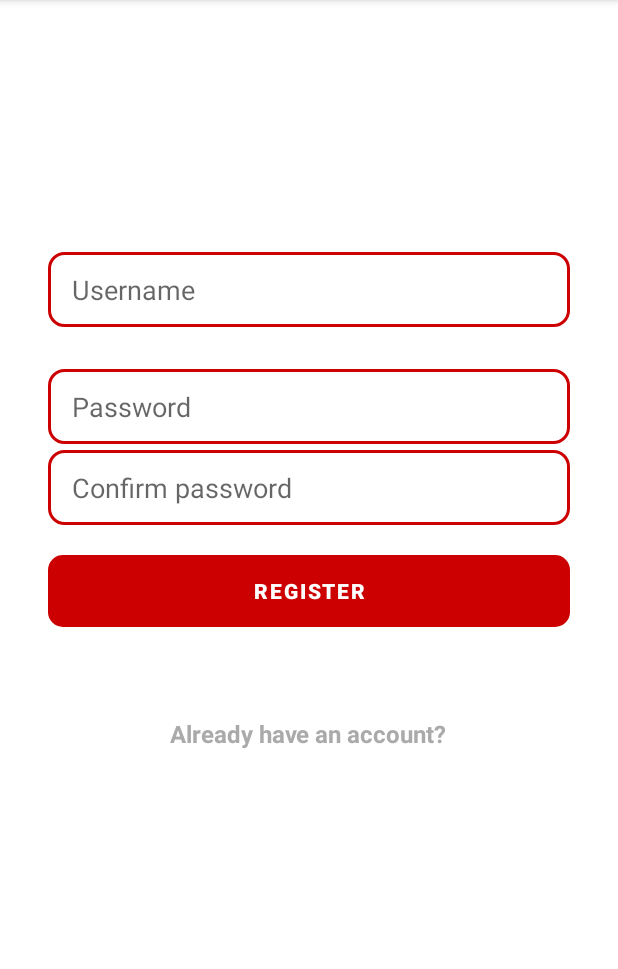
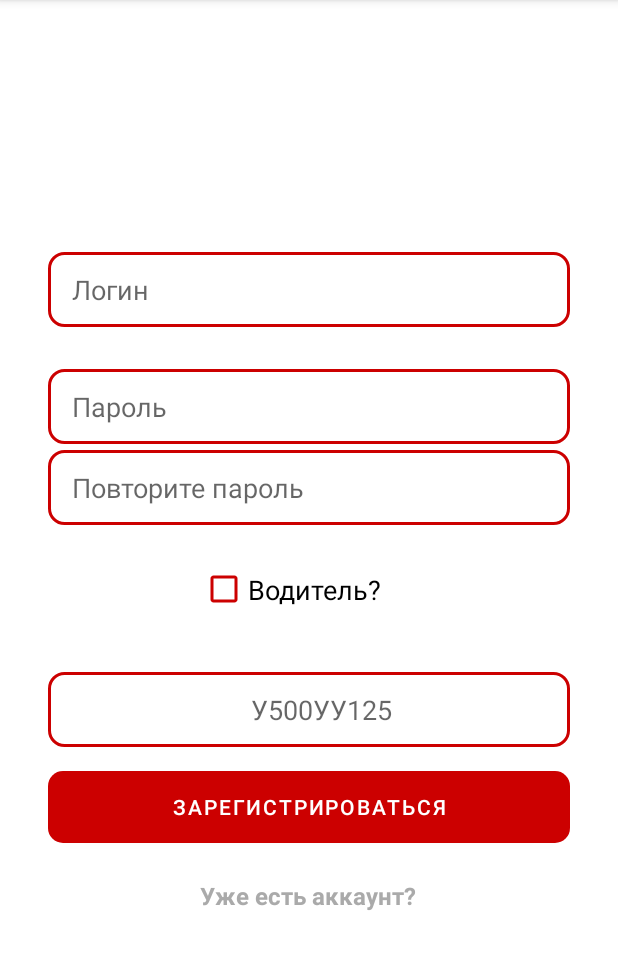
Before and after one commit to diplom-dvfu/road-chat-mobileapp, an Android app: the RegistrationActivity screen opened directly, with no data from a screen before it, on a phone screen of 412 x 824 dp, the part 84-1053 px from its top. Run offline under Robolectric (Android 15) with nearby library versions, the phone set to English and light mode, and no system bars.

Commit message:
update login, register layout

```diff
--- a/app/build.gradle
+++ b/app/build.gradle
@@ -9,7 +9,7 @@ android {
 
     defaultConfig {
         applicationId "com.example.roadchat"
-        minSdkVersion 16
+        minSdkVersion 21
         targetSdkVersion 30
         versionCode 1
         versionName "1.0"
--- a/app/src/main/res/layout/activity_registration.xml
+++ b/app/src/main/res/layout/activity_registration.xml
@@ -17,7 +17,7 @@
         android:layout_marginRight="32dp"
         android:background="@drawable/rounded_edittext_register_login"
         android:ems="10"
-        android:hint="Username"
+        android:hint="Логин"
         android:inputType="textPersonName"
         android:paddingLeft="16dp"
         app:layout_constraintEnd_toEndOf="parent"
@@ -34,16 +34,16 @@
         android:layout_marginTop="24dp"
         android:layout_marginEnd="8dp"
         android:layout_marginRight="8dp"
-        android:text="Already have an account?"
+        android:text="Уже есть аккаунт?"
         android:textColor="@android:color/darker_gray"
         android:textSize="16sp"
         android:textStyle="bold"
         app:layout_constraintBottom_toBottomOf="parent"
         app:layout_constraintEnd_toEndOf="@+id/register_button_register"
-        app:layout_constraintHorizontal_bias="0.496"
+        app:layout_constraintHorizontal_bias="0.497"
         app:layout_constraintStart_toStartOf="@+id/register_button_register"
         app:layout_constraintTop_toBottomOf="@+id/register_button_register"
-        app:layout_constraintVertical_bias="0.118" />
+        app:layout_constraintVertical_bias="0.0" />
 
     <EditText
         android:id="@+id/password_edittext_register"
@@ -52,7 +52,7 @@
         android:layout_marginTop="28dp"
         android:background="@drawable/rounded_edittext_register_login"
         android:ems="10"
-        android:hint="Password"
+        android:hint="Пароль"
         android:inputType="textPassword"
         android:paddingLeft="16dp"
         app:layout_constraintEnd_toEndOf="@+id/username_edittext_register"
@@ -67,7 +67,7 @@
         android:layout_marginTop="4dp"
         android:background="@drawable/rounded_edittext_register_login"
         android:ems="10"
-        android:hint="Confirm password"
+        android:hint="Повторите пароль"
         android:inputType="textPassword"
         android:paddingLeft="16dp"
         app:layout_constraintEnd_toEndOf="@+id/password_edittext_register"
@@ -79,15 +79,48 @@
         android:id="@+id/register_button_register"
         android:layout_width="0dp"
         android:layout_height="wrap_content"
-        android:layout_marginTop="20dp"
+        android:layout_marginTop="164dp"
         android:background="@drawable/rounded_button"
-        android:text="Register"
+        android:text="Зарегистрироваться"
         android:textColor="@android:color/white"
-        android:textStyle="bold"
+        android:textStyle=""
         app:layout_constraintEnd_toEndOf="@+id/password_confirm_edittext_register"
         app:layout_constraintHorizontal_bias="0.0"
         app:layout_constraintStart_toStartOf="@+id/password_confirm_edittext_register"
         app:layout_constraintTop_toBottomOf="@+id/password_confirm_edittext_register" />
 
+    <CheckBox
+        android:id="@+id/checkBox"
+        android:layout_width="143dp"
+        android:layout_height="62dp"
+        android:buttonTint="@android:color/holo_red_dark"
+        android:text="Водитель?"
+        android:textSize="18sp"
+        app:layout_constraintBottom_toTopOf="@+id/register_button_register"
+        app:layout_constraintEnd_toEndOf="parent"
+        app:layout_constraintHorizontal_bias="0.496"
+        app:layout_constraintStart_toStartOf="parent"
+        app:layout_constraintTop_toBottomOf="@+id/password_confirm_edittext_register"
+        app:layout_constraintVertical_bias="0.117" />
+
+    <EditText
+        android:id="@+id/plate_edittext_register"
+        android:layout_width="0dp"
+        android:layout_height="50dp"
+        android:layout_marginStart="32dp"
+        android:layout_marginTop="8dp"
+        android:layout_marginEnd="32dp"
+        android:background="@drawable/rounded_edittext_register_login"
+        android:ems="10"
+        android:hint="У500УУ125"
+        android:inputType="text"
+        android:paddingLeft="16dp"
+        android:textAlignment="center"
+        app:layout_constraintBottom_toTopOf="@+id/register_button_register"
+        app:layout_constraintEnd_toEndOf="parent"
+        app:layout_constraintHorizontal_bias="0.0"
+        app:layout_constraintStart_toStartOf="parent"
+        app:layout_constraintTop_toBottomOf="@+id/checkBox" />
+
 
 </androidx.constraintlayout.widget.ConstraintLayout>
```
Also changed, not shown: app/src/main/java/com/example/roadchat/ui/main_chat/MainChatActivity.kt (+17 -0 lines), app/src/main/res/layout/activity_login.xml (+4 -6 lines), app/src/main/res/layout/activity_main_chat.xml (+10 -0 lines), app/src/main/res/values/colors.xml (+16 -0 lines).
